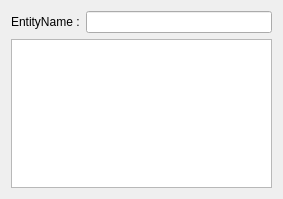
FcTD4mN/Bolt, file src/Editor/BoltQtWidgets/EntityPropertyWidget.ui: the form before one commit.
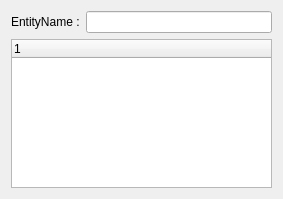
The form after the commit.

Commit message: feat: Base of component list tree view of the future

The edit to the form file:
```diff
--- a/src/Editor/BoltQtWidgets/EntityPropertyWidget.ui
+++ b/src/Editor/BoltQtWidgets/EntityPropertyWidget.ui
@@ -31,7 +31,13 @@
       </layout>
      </item>
      <item>
-      <widget class="QTreeView" name="treeView"/>
+      <widget class="QTreeWidget" name="treeWidget">
+       <column>
+        <property name="text">
+         <string notr="true">1</string>
+        </property>
+       </column>
+      </widget>
      </item>
     </layout>
    </item>
```
The commit also changes 7 other files.
